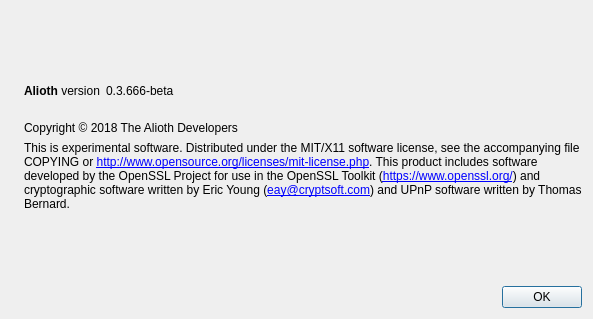
First picture: the form in src/qt/forms/aboutdialog.ui, repository aliothcoin/aliothcoin, before the edit.
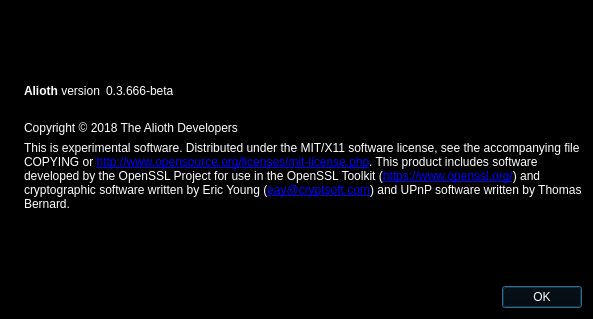
Second picture: the form after the edit. Icons and pictures are not drawn.

Diff of the .ui file:
```diff
--- a/src/qt/forms/aboutdialog.ui
+++ b/src/qt/forms/aboutdialog.ui
@@ -10,6 +10,421 @@
     <height>319</height>
    </rect>
   </property>
+  <property name="palette">
+   <palette>
+    <active>
+     <colorrole role="WindowText">
+      <brush brushstyle="SolidPattern">
+       <color alpha="255">
+        <red>255</red>
+        <green>255</green>
+        <blue>255</blue>
+       </color>
+      </brush>
+     </colorrole>
+     <colorrole role="Button">
+      <brush brushstyle="SolidPattern">
+       <color alpha="255">
+        <red>0</red>
+        <green>0</green>
+        <blue>0</blue>
+       </color>
+      </brush>
+     </colorrole>
+     <colorrole role="Light">
+      <brush brushstyle="SolidPattern">
+       <color alpha="255">
+        <red>0</red>
+        <green>0</green>
+        <blue>0</blue>
+       </color>
+      </brush>
+     </colorrole>
+     <colorrole role="Midlight">
+      <brush brushstyle="SolidPattern">
+       <color alpha="255">
+        <red>0</red>
+        <green>0</green>
+        <blue>0</blue>
+       </color>
+      </brush>
+     </colorrole>
+     <colorrole role="Dark">
+      <brush brushstyle="SolidPattern">
+       <color alpha="255">
+        <red>0</red>
+        <green>0</green>
+        <blue>0</blue>
+       </color>
+      </brush>
+     </colorrole>
+     <colorrole role="Mid">
+      <brush brushstyle="SolidPattern">
+       <color alpha="255">
+        <red>0</red>
+        <green>0</green>
+        <blue>0</blue>
+       </color>
+      </brush>
+     </colorrole>
+     <colorrole role="Text">
+      <brush brushstyle="SolidPattern">
+       <color alpha="255">
+        <red>255</red>
+        <green>255</green>
+        <blue>255</blue>
+       </color>
+      </brush>
+     </colorrole>
+     <colorrole role="BrightText">
+      <brush brushstyle="SolidPattern">
+       <color alpha="255">
+        <red>255</red>
+        <green>255</green>
+        <blue>255</blue>
+       </color>
+      </brush>
+     </colorrole>
+     <colorrole role="ButtonText">
+      <brush brushstyle="SolidPattern">
+       <color alpha="255">
+        <red>255</red>
+        <green>255</green>
+        <blue>255</blue>
+       </color>
+      </brush>
+     </colorrole>
+     <colorrole role="Base">
+      <brush brushstyle="SolidPattern">
+       <color alpha="255">
+        <red>0</red>
+        <green>0</green>
+        <blue>0</blue>
+       </color>
+      </brush>
+     </colorrole>
+     <colorrole role="Window">
+      <brush brushstyle="SolidPattern">
+       <color alpha="255">
+        <red>0</red>
+        <green>0</green>
+        <blue>0</blue>
+       </color>
+      </brush>
+     </colorrole>
+     <colorrole role="Shadow">
+      <brush brushstyle="SolidPattern">
+       <color alpha="255">
+        <red>0</red>
+        <green>0</green>
+        <blue>0</blue>
+       </color>
+      </brush>
+     </colorrole>
+     <colorrole role="AlternateBase">
+      <brush brushstyle="SolidPattern">
+       <color alpha="255">
+        <red>0</red>
+        <green>0</green>
+        <blue>0</blue>
+       </color>
+      </brush>
+     </colorrole>
+     <colorrole role="ToolTipBase">
+      <brush brushstyle="SolidPattern">
+       <color alpha="255">
+        <red>255</red>
+        <green>255</green>
+        <blue>220</blue>
+       </color>
+      </brush>
+     </colorrole>
+     <colorrole role="ToolTipText">
+      <brush brushstyle="SolidPattern">
+       <color alpha="255">
+        <red>0</red>
+        <green>0</green>
+        <blue>0</blue>
+       </color>
+      </brush>
+     </colorrole>
+    </active>
+    <inactive>
+     <colorrole role="WindowText">
+      <brush brushstyle="SolidPattern">
+       <color alpha="255">
+        <red>255</red>
+        <green>255</green>
+        <blue>255</blue>
+       </color>
+      </brush>
+     </colorrole>
+     <colorrole role="Button">
+      <brush brushstyle="SolidPattern">
+       <color alpha="255">
+        <red>0</red>
+        <green>0</green>
+        <blue>0</blue>
+       </color>
+      </brush>
+     </colorrole>
+     <colorrole role="Light">
+      <brush brushstyle="SolidPattern">
+       <color alpha="255">
+        <red>0</red>
+        <green>0</green>
+        <blue>0</blue>
+       </color>
+      </brush>
+     </colorrole>
+     <colorrole role="Midlight">
+      <brush brushstyle="SolidPattern">
+       <color alpha="255">
+        <red>0</red>
+        <green>0</green>
+        <blue>0</blue>
+       </color>
+      </brush>
+     </colorrole>
+     <colorrole role="Dark">
+      <brush brushstyle="SolidPattern">
+       <color alpha="255">
+        <red>0</red>
+        <green>0</green>
+        <blue>0</blue>
+       </color>
+      </brush>
+     </colorrole>
+     <colorrole role="Mid">
+      <brush brushstyle="SolidPattern">
+       <color alpha="255">
+        <red>0</red>
+        <green>0</green>
+        <blue>0</blue>
+       </color>
+      </brush>
+     </colorrole>
+     <colorrole role="Text">
+      <brush brushstyle="SolidPattern">
+       <color alpha="255">
+        <red>255</red>
+        <green>255</green>
+        <blue>255</blue>
+       </color>
+      </brush>
+     </colorrole>
+     <colorrole role="BrightText">
+      <brush brushstyle="SolidPattern">
+       <color alpha="255">
+        <red>255</red>
+        <green>255</green>
+        <blue>255</blue>
+       </color>
+      </brush>
+     </colorrole>
+     <colorrole role="ButtonText">
+      <brush brushstyle="SolidPattern">
+       <color alpha="255">
+        <red>255</red>
+        <green>255</green>
+        <blue>255</blue>
+       </color>
+      </brush>
+     </colorrole>
+     <colorrole role="Base">
+      <brush brushstyle="SolidPattern">
+       <color alpha="255">
+        <red>0</red>
+        <green>0</green>
+        <blue>0</blue>
+       </color>
+      </brush>
+     </colorrole>
+     <colorrole role="Window">
+      <brush brushstyle="SolidPattern">
+       <color alpha="255">
+        <red>0</red>
+        <green>0</green>
+        <blue>0</blue>
+       </color>
+      </brush>
+     </colorrole>
+     <colorrole role="Shadow">
+      <brush brushstyle="SolidPattern">
+       <color alpha="255">
+        <red>0</red>
+        <green>0</green>
+        <blue>0</blue>
+       </color>
+      </brush>
+     </colorrole>
+     <colorrole role="AlternateBase">
+      <brush brushstyle="SolidPattern">
+       <color alpha="255">
+        <red>0</red>
+        <green>0</green>
+        <blue>0</blue>
+       </color>
+      </brush>
+     </colorrole>
+     <colorrole role="ToolTipBase">
+      <brush brushstyle="SolidPattern">
+       <color alpha="255">
+        <red>255</red>
+        <green>255</green>
+        <blue>220</blue>
+       </color>
+      </brush>
+     </colorrole>
+     <colorrole role="ToolTipText">
+      <brush brushstyle="SolidPattern">
+       <color alpha="255">
+        <red>0</red>
+        <green>0</green>
+        <blue>0</blue>
+       </color>
+      </brush>
+     </colorrole>
+    </inactive>
+    <disabled>
+     <colorrole role="WindowText">
+      <brush brushstyle="SolidPattern">
+       <color alpha="255">
+        <red>0</red>
+        <green>0</green>
+        <blue>0</blue>
+       </color>
+      </brush>
+     </colorrole>
+     <colorrole role="Button">
+      <brush brushstyle="SolidPattern">
+       <color alpha="255">
+        <red>0</red>
+        <green>0</green>
+        <blue>0</blue>
+       </color>
+      </brush>
+     </colorrole>
+     <colorrole role="Light">
+      <brush brushstyle="SolidPattern">
+       <color alpha="255">
+        <red>0</red>
+        <green>0</green>
+        <blue>0</blue>
+       </color>
+      </brush>
+     </colorrole>
+     <colorrole role="Midlight">
+      <brush brushstyle="SolidPattern">
+       <color alpha="255">
+        <red>0</red>
+        <green>0</green>
+        <blue>0</blue>
+       </color>
+      </brush>
+     </colorrole>
+     <colorrole role="Dark">
+      <brush brushstyle="SolidPattern">
+       <color alpha="255">
+        <red>0</red>
+        <green>0</green>
+        <blue>0</blue>
+       </color>
+      </brush>
+     </colorrole>
+     <colorrole role="Mid">
+      <brush brushstyle="SolidPattern">
+       <color alpha="255">
+        <red>0</red>
+        <green>0</green>
+        <blue>0</blue>
+       </color>
+      </brush>
+     </colorrole>
+     <colorrole role="Text">
+      <brush brushstyle="SolidPattern">
+       <color alpha="255">
+        <red>0</red>
+        <green>0</green>
+        <blue>0</blue>
+       </color>
+      </brush>
+     </colorrole>
+     <colorrole role="BrightText">
+      <brush brushstyle="SolidPattern">
+       <color alpha="255">
+        <red>255</red>
+        <green>255</green>
+        <blue>255</blue>
+       </color>
+      </brush>
+     </colorrole>
+     <colorrole role="ButtonText">
+      <brush brushstyle="SolidPattern">
+       <color alpha="255">
+        <red>0</red>
+        <green>0</green>
+        <blue>0</blue>
+       </color>
+      </brush>
+     </colorrole>
+     <colorrole role="Base">
+      <brush brushstyle="SolidPattern">
+       <color alpha="255">
+        <red>0</red>
+        <green>0</green>
+        <blue>0</blue>
+       </color>
+      </brush>
+     </colorrole>
+     <colorrole role="Window">
+      <brush brushstyle="SolidPattern">
+       <color alpha="255">
+        <red>0</red>
+        <green>0</green>
+        <blue>0</blue>
+       </color>
+      </brush>
+     </colorrole>
+     <colorrole role="Shadow">
+      <brush brushstyle="SolidPattern">
+       <color alpha="255">
+        <red>0</red>
+        <green>0</green>
+        <blue>0</blue>
+       </color>
+      </brush>
+     </colorrole>
+     <colorrole role="AlternateBase">
+      <brush brushstyle="SolidPattern">
+       <color alpha="255">
+        <red>0</red>
+        <green>0</green>
+        <blue>0</blue>
+       </color>
+      </brush>
+     </colorrole>
+     <colorrole role="ToolTipBase">
+      <brush brushstyle="SolidPattern">
+       <color alpha="255">
+        <red>255</red>
+        <green>255</green>
+        <blue>220</blue>
+       </color>
+      </brush>
+     </colorrole>
+     <colorrole role="ToolTipText">
+      <brush brushstyle="SolidPattern">
+       <color alpha="255">
+        <red>0</red>
+        <green>0</green>
+        <blue>0</blue>
+       </color>
+      </brush>
+     </colorrole>
+    </disabled>
+   </palette>
+  </property>
   <property name="windowTitle">
    <string>About Alioth</string>
   </property>
```
